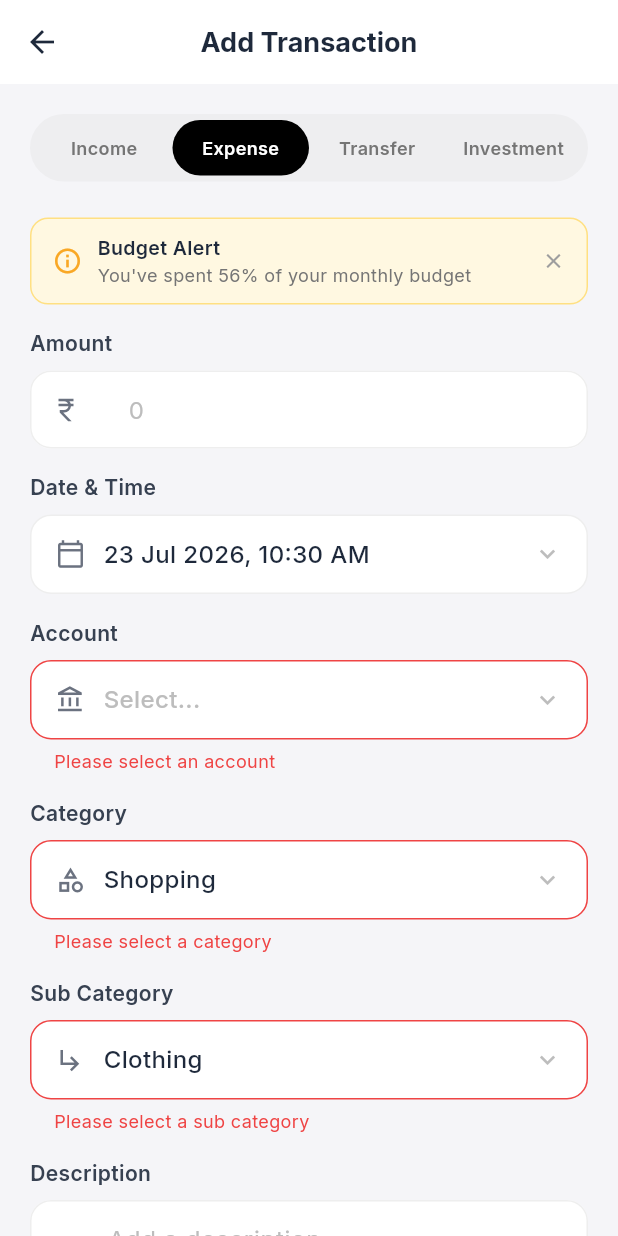
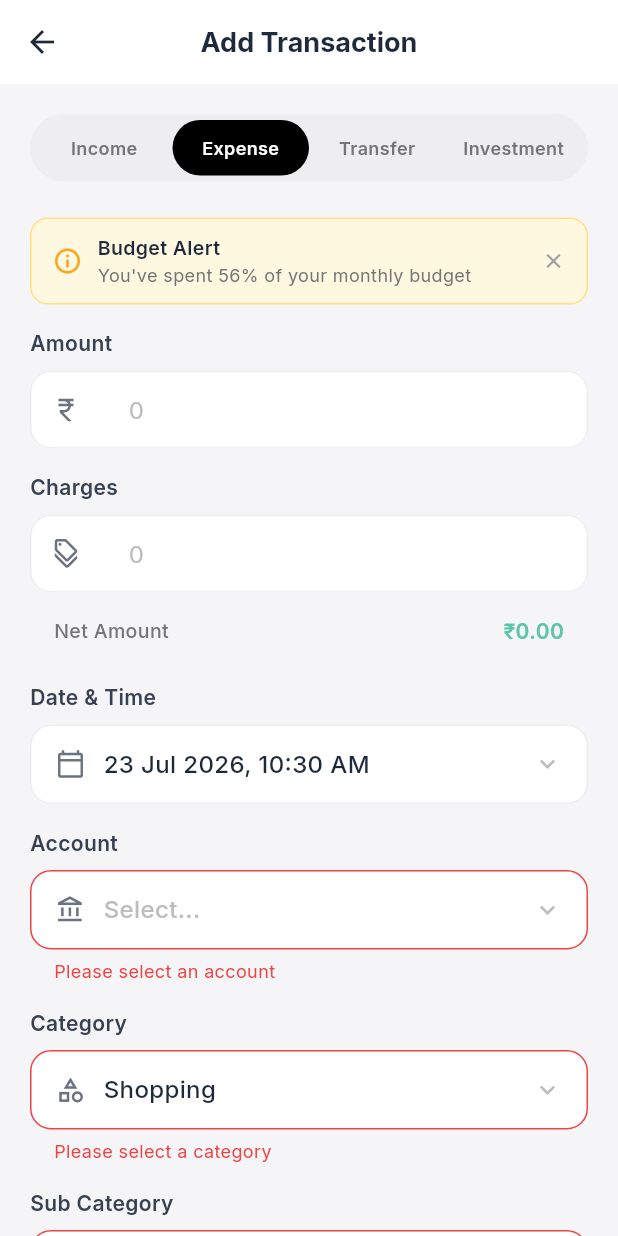
Before and after one commit to ajayk01/finance_management_flutter, a Flutter app: the AddTransactionScreen screen opened directly, after a tap on "Add Transaction", after a tap on "Income", after a tap on "Expense", on a phone screen of 412 x 824 dp. Run offline on Flutter 3.47's test engine with Material 3 defaults, Android fonts, the phone set to English and light mode, and no system bars; our stand-ins replace file_picker, firebase_core, firebase_messaging, fl_chart, flutter_dotenv, flutter_local_notifications and 1 more; missing offline and left inert: flutter_pdfview, mysql_client, syncfusion_flutter_pdf; accounts and stored records are empty; network calls fail.

Commit message:
Added Charges column and its handling

```diff
--- a/lib/models/models.dart
+++ b/lib/models/models.dart
@@ -108,6 +108,7 @@ class TransactionModel {
   final String? time;
   final String description;
   final double amount;
+  final double charges;
   final String type;
   final String? category;
   final String? subCategory;
@@ -129,6 +130,7 @@ class TransactionModel {
     this.time,
     required this.description,
     required this.amount,
+    this.charges = 0,
     required this.type,
     this.category,
     this.subCategory,
@@ -159,6 +161,7 @@ class TransactionModel {
         time: time,
         description: json['description'] ?? '',
         amount: _toDouble(json['amount']),
+        charges: _toDouble(json['charges']),
         type: json['type'] ?? '',
         category: json['category'],
         subCategory: json['subCategory'],
--- a/lib/screens/add_transaction_screen.dart
+++ b/lib/screens/add_transaction_screen.dart
@@ -24,7 +24,9 @@ class _AddTransactionScreenState extends State<AddTransactionScreen> {
   DateTime _selectedDate = DateTime.now();
   TimeOfDay _selectedTime = TimeOfDay.now();
   final TextEditingController _amountController = TextEditingController(text: '');
+  final TextEditingController _chargesController = TextEditingController(text: '');
   final TextEditingController _descController = TextEditingController();
+  double _previousCharges = 0; // Track previous charges for auto-adjustment
   bool _showSplitwise = false;
   String _selectedGroup = '';
   final List<String> _selectedPeople = [];
@@ -63,6 +65,33 @@ class _AddTransactionScreenState extends State<AddTransactionScreen> {
     _loadCachedFormData();
     //_loadFormData();
     _applyPrefill();
+
+    // Setup listener for charges to auto-adjust amount
+    _chargesController.addListener(_onChargesChanged);
+  }
+
+  void _onChargesChanged() {
+    // Only apply auto-adjustment for expense type
+    if (_selectedType != 1) return;
+
+    final currentAmount = double.tryParse(_amountController.text) ?? 0;
+    final newCharges = double.tryParse(_chargesController.text) ?? 0;
+
+    // Calculate net amount (what was actually paid)
+    final netAmount = currentAmount + _previousCharges;
+
+    // Calculate new transaction amount: net - new charges
+    final newAmount = netAmount - newCharges;
+
+    // Only update if the new amount is valid and different
+    if (newAmount > 0 && (newAmount - currentAmount).abs() > 0.01) {
+      _amountController.text = newAmount == newAmount.roundToDouble() && newAmount == newAmount.truncateToDouble()
+          ? newAmount.toStringAsFixed(0)
+          : newAmount.toStringAsFixed(2);
+    }
+
+    // Update tracked charges
+    _previousCharges = newCharges;
   }
 
   void _applyPrefill() {
@@ -85,6 +114,12 @@ class _AddTransactionScreenState extends State<AddTransactionScreen> {
     _amountController.text = tx.amount == tx.amount.roundToDouble() && tx.amount == tx.amount.truncateToDouble()
         ? tx.amount.toStringAsFixed(0)
         : tx.amount.toString();
+    _chargesController.text = tx.charges > 0
+        ? (tx.charges == tx.charges.roundToDouble() && tx.charges == tx.charges.truncateToDouble()
+            ? tx.charges.toStringAsFixed(0)
+            : tx.charges.toString())
+        : '';
+    _previousCharges = tx.charges;
     _descController.text = tx.description;
     try {
       _selectedDate = DateTime.parse(tx.date);
@@ -500,6 +535,12 @@ class _AddTransactionScreenState extends State<AddTransactionScreen> {
           'subCategoryId': subCatObj.id,
         };
 
+        // Add charges for expense edit
+        if (_selectedType == 1) {
+          final charges = double.tryParse(_chargesController.text) ?? 0;
+          body['charges'] = charges;
+        }
+
         // Resolve account
         final isCreditCard = _creditCards.any((c) => c.name == _selectedAccount);
         if (isCreditCard) {
@@ -589,6 +630,7 @@ class _AddTransactionScreenState extends State<AddTransactionScreen> {
             );
             account = {'type': 'Bank', 'id': bank.id};
           }
+          final charges = double.tryParse(_chargesController.text) ?? 0;
           List<String>? splitUserIds;
           if (_showSplitwise && _splitwiseGroups.isNotEmpty) {
             final group = _splitwiseGroups.firstWhere(
@@ -605,6 +647,7 @@ class _AddTransactionScreenState extends State<AddTransactionScreen> {
           await _api.addExpense(
             account: account,
             amount: amount,
+            charges: charges,
             date: dateStr,
             description: _descController.text,
             categoryId: catObj.id,
@@ -699,6 +742,7 @@ class _AddTransactionScreenState extends State<AddTransactionScreen> {
   @override
   void dispose() {
     _amountController.dispose();
+    _chargesController.dispose();
     _descController.dispose();
     for (final c in _customAmountControllers.values) {
       c.dispose();
@@ -781,6 +825,64 @@ class _AddTransactionScreenState extends State<AddTransactionScreen> {
                 },
               ),
               const SizedBox(height: 16),
+
+              // ── Charges (Expense only) ──
+              if (_selectedType == 1) ...[
+                _buildTextField(
+                  label: 'Charges',
+                  controller: _chargesController,
+                  hint: '0',
+                  icon: Icons.discount_outlined,
+                  keyboardType: const TextInputType.numberWithOptions(signed: false, decimal: true),
+                  prefix: '₹ ',
+                  readOnly: widget.fromNotification,
+                  inputFormatters: [
+                    FilteringTextInputFormatter.allow(RegExp(r'^\d*\.?\d*')),
+                  ],
+                  validator: (v) {
+                    if (v != null && v.trim().isNotEmpty) {
+                      final parsed = double.tryParse(v.trim());
+                      if (parsed == null) return 'Enter a valid charges amount';
+                      if (parsed < 0) return 'Charges cannot be negative';
+                    }
+                    return null;
+                  },
+                ),
+                const SizedBox(height: 8),
+                // ── Net Amount Display ──
+                Padding(
+                  padding: const EdgeInsets.symmetric(horizontal: 16, vertical: 8),
+                  child: Builder(
+                    builder: (context) {
+                      final amount = double.tryParse(_amountController.text) ?? 0;
+                      final charges = double.tryParse(_chargesController.text) ?? 0;
+                      final netAmount = amount + charges;
+                      return Row(
+                        mainAxisAlignment: MainAxisAlignment.spaceBetween,
+                        children: [
+                          Text(
+                            'Net Amount',
+                            style: TextStyle(
+                              fontSize: 13,
+                              fontWeight: FontWeight.w500,
+                              color: Colors.grey.shade600,
+                            ),
+                          ),
+                          Text(
+                            '₹${netAmount.toStringAsFixed(2)}',
+                            style: TextStyle(
+                              fontSize: 14,
+                              fontWeight: FontWeight.w600,
+                              color: netAmount >= 0 ? const Color(0xFF5BC5A7) : const Color(0xFFEF4444),
+                            ),
+                          ),
+                        ],
+                      );
+                    },
+                  ),
+                ),
+                const SizedBox(height: 16),
+              ],
 
               // ── Date & Time ──
               _buildDateTimeField(),
```
